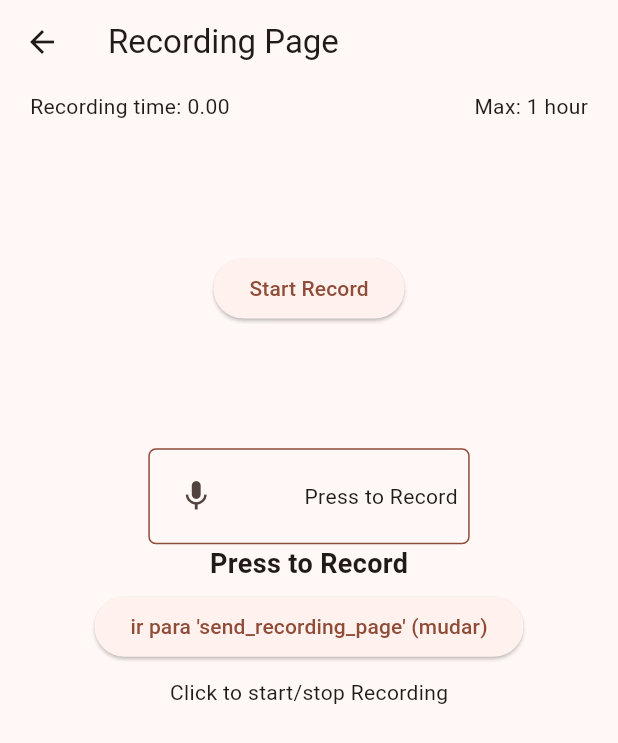
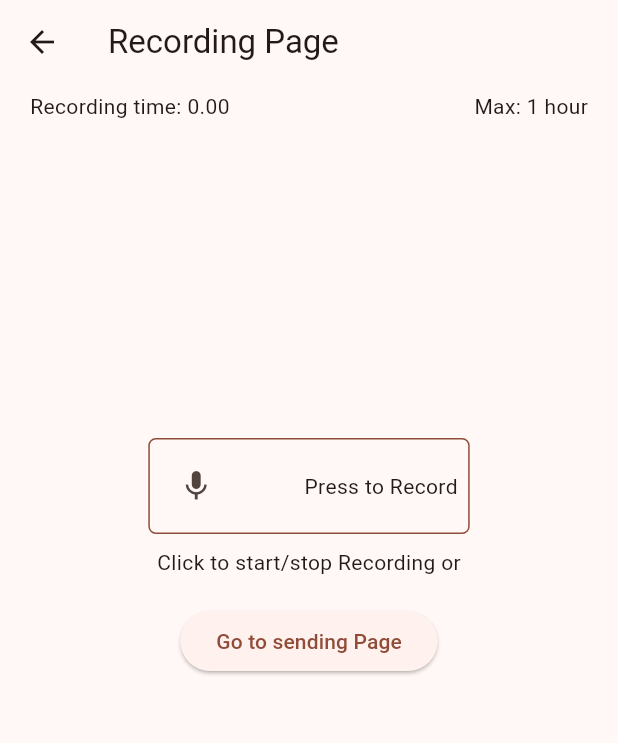
Before and after one commit to Pedro-Daniel/Ayvu_app, a Flutter app: the RecordingPage screen opened directly, on a phone screen of 412 x 824 dp. Shown: the top 743 px of the screen. Run offline on Flutter 3.47's test engine with Material 3 defaults, Android fonts, the phone set to English and light mode, and no system bars; our stand-ins replace geolocator, permission_handler, sqflite; missing offline and left inert: flutter_sound; accounts and stored records are empty.

Commit message:
mudanças visuais no app para a apresentação final

```diff
--- a/lib/src/app.dart
+++ b/lib/src/app.dart
@@ -13,6 +13,7 @@ class MyApp extends StatelessWidget {
 		return ChangeNotifierProvider(
 			create: (context) => MyAppState(),
 			child: MaterialApp(
+        debugShowCheckedModeBanner: false,
 				title: 'Ayvu App',
 				theme: ThemeData(
 					useMaterial3: true,
--- a/lib/src/widgets/recording_page.dart
+++ b/lib/src/widgets/recording_page.dart
@@ -1,3 +1,5 @@
+// import 'dart:ffi';
+
 import 'package:flutter/material.dart';
 import 'package:intl/intl.dart';
 // pacotes para implementar a gravação de áudio:
@@ -55,6 +57,7 @@ class _RecordingPageState extends State<RecordingPage> {
       if (!_isRecording) {
 				setState(() {
         	_statusText = 'Recording Stoped';
+
       	});
 			}
 			});
@@ -83,6 +86,7 @@ class _RecordingPageState extends State<RecordingPage> {
         setState(() {
           _isRecording = true;
           _statusText = 'Recording...';
+
         });
       } catch (e) {
         setState(() {
@@ -147,21 +151,21 @@ class _RecordingPageState extends State<RecordingPage> {
           ),
 
           SizedBox(
-            height: MediaQuery.of(context).size.height * 0.1,
+            height: MediaQuery.of(context).size.height * 0.25,
             width: double.infinity,
             //fit: BoxFit.cover,
           ),
 
-          ElevatedButton(
-            onPressed: _toggleRecording,
-            child: Text(_isRecording ? 'Stop Record' : 'Start Record'),
-          ),
+          // ElevatedButton(
+          //   onPressed: _toggleRecording,
+          //   child: Text(_isRecording ? 'Stop Record' : 'Start Record'),
+          // ),
 
-          SizedBox(
-            height: MediaQuery.of(context).size.height * 0.1,
-            width: double.infinity,
-            //fit: BoxFit.cover,
-          ),
+          // SizedBox(
+          //   height: MediaQuery.of(context).size.height * 0.1,
+          //   width: double.infinity,
+          //   //fit: BoxFit.cover,
+          // ),
 
 					//Recorder(),
 					Row(
@@ -207,10 +211,24 @@ class _RecordingPageState extends State<RecordingPage> {
 						]
 					),
 
+          SizedBox(
+            height: MediaQuery.of(context).size.height * 0.005,
+            width: double.infinity,
+            //fit: BoxFit.cover,
+          ),
 
-          Text(
-            _statusText,
-            style: TextStyle(fontSize: 18, fontWeight: FontWeight.bold),
+          const Padding(
+            padding: EdgeInsets.symmetric(vertical: 5),
+            child: Text(
+              "Click to start/stop Recording or",
+              style: TextStyle(fontSize: 14),
+            ),
+          ),
+
+          SizedBox(
+            height: MediaQuery.of(context).size.height * 0.01,
+            width: double.infinity,
+            //fit: BoxFit.cover,
           ),
 
           Padding(
@@ -236,16 +254,9 @@ class _RecordingPageState extends State<RecordingPage> {
               ),
 							 */
               child: Text(
-                "ir para 'send_recording_page' (mudar)", //"Record Now",
+                "Go to sending Page", //"Record Now",
                 //style: Theme.of(context).textTheme.labelLarge,
               ),
-            ),
-          ),
-          const Padding(
-            padding: EdgeInsets.symmetric(vertical: 5),
-            child: Text(
-              "Click to start/stop Recording",
-              style: TextStyle(fontSize: 14),
             ),
           ),
         ],
--- a/lib/src/widgets/send_recording_page.dart
+++ b/lib/src/widgets/send_recording_page.dart
@@ -40,7 +40,7 @@ class SendRecordingPage extends StatelessWidget {
                   const SizedBox(width: 8),
                   Expanded(
                     child: Text(
-                      "Keep recording file at cell phone?",
+                      "Keep recording file at cell my phone?",
                       style: theme.textTheme.bodyMedium,
                     ),
                   ),
```
Also changed, not shown: lib/src/widgets/about_page.dart (+16 -10 lines), lib/src/widgets/databank_page.dart (+8 -3 lines), lib/src/widgets/speaker_profile_page.dart (+14 -13 lines), pubspec.yaml (+6 -3 lines), assets/logo.png (added), assets/screenshot-aikuma-form.jpeg (deleted), assets/screenshot-aikuma-main-menu.jpeg (deleted), assets/world-map.png (added), pubspec.lock, 5 other files.
